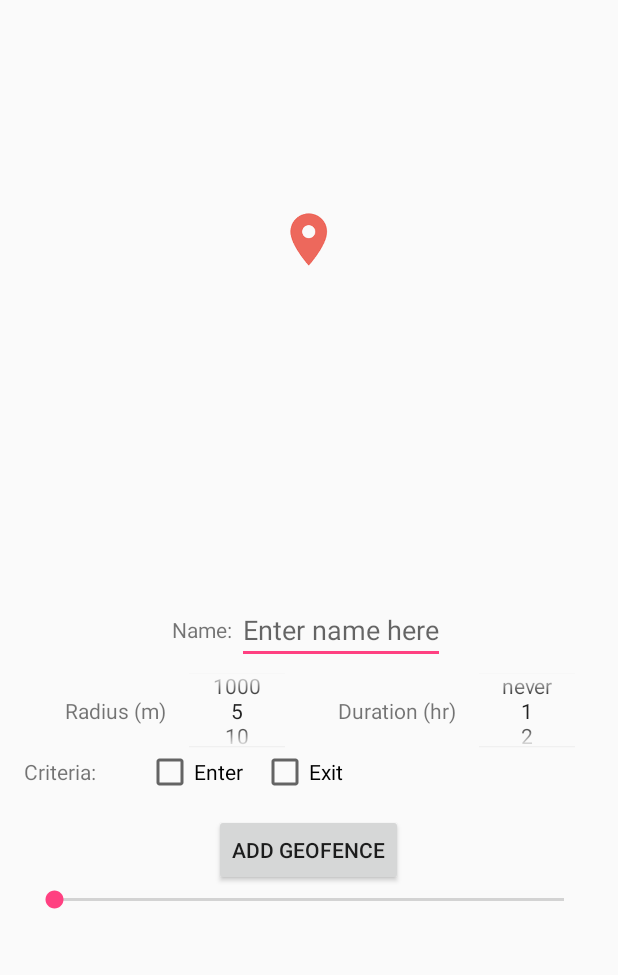
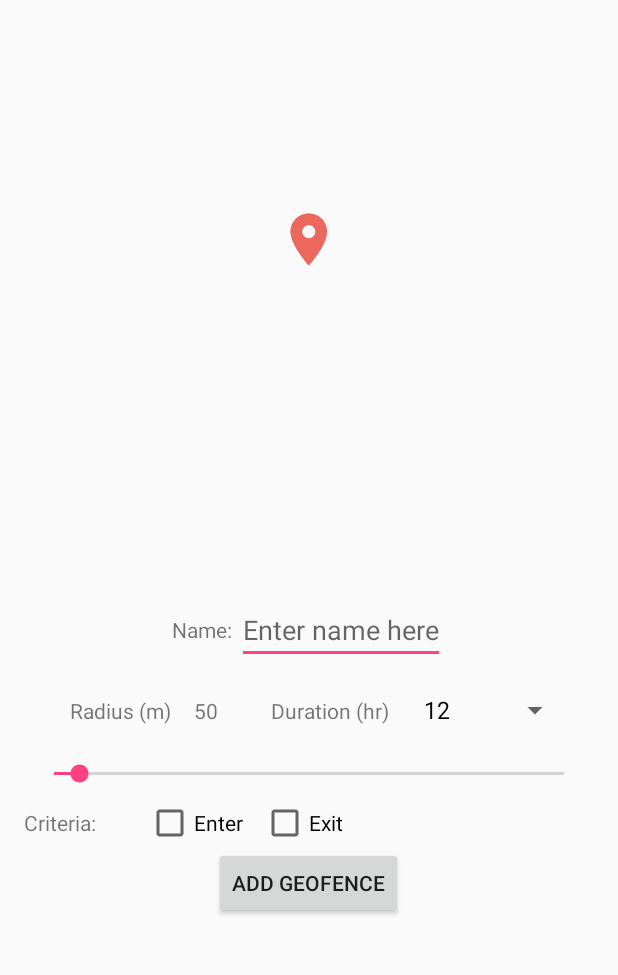
Before and after one commit to khash021/PassFence, an Android app: the AddGeofenceActivity screen opened directly, with no data from a screen before it, on a phone screen of 412 x 824 dp, the part 137-1112 px from its top. Run offline under Robolectric (Android 15) with nearby library versions, the phone set to English and light mode, and no system bars.

Commit message:
Change UI of add geofence. Spinner for duration, seekbar for radius

```diff
--- a/app/src/main/java/com/khashayarmortazavi/testgeofence/AddGeofenceActivity.java
+++ b/app/src/main/java/com/khashayarmortazavi/testgeofence/AddGeofenceActivity.java
@@ -9,11 +9,14 @@ import android.support.annotation.Nullable;
 import android.support.v7.app.AppCompatActivity;
 import android.util.Log;
 import android.view.View;
+import android.widget.AdapterView;
+import android.widget.ArrayAdapter;
 import android.widget.Button;
 import android.widget.CheckBox;
 import android.widget.EditText;
-import android.widget.NumberPicker;
 import android.widget.SeekBar;
+import android.widget.Spinner;
+import android.widget.TextView;
 import android.widget.Toast;
 
 import com.google.android.gms.common.ConnectionResult;
@@ -41,14 +44,11 @@ import com.google.android.gms.tasks.OnSuccessListener;
 import java.util.ArrayList;
 
 
-//TODO: convert times to millisec!!!!
-
 public class AddGeofenceActivity extends AppCompatActivity implements GoogleApiClient.ConnectionCallbacks,
         GoogleApiClient.OnConnectionFailedListener, ResultCallback<Status>, OnMapReadyCallback,
         GoogleMap.OnCameraIdleListener {
 
     private static final String TAG = AddGeofenceActivity.class.getSimpleName();
-    private static final long GEOFENCE_DURATION_MILLISEC = 43200000; //12 hours in millisec
 
 
     protected GoogleApiClient mGoogleApiClient;
@@ -57,19 +57,11 @@ public class AddGeofenceActivity extends AppCompatActivity implements GoogleApiC
     private GoogleMap mMap;
     private LatLng geoFenceLatLng;
 
-    private ArrayList<String> mGeofenceIdList;
-    private ArrayList<Geofence> mGeofenceList;
-
     //geofence stuff
     private float mRadius;
     private long mDuration;
     private EditText mNameText;
 
-    final String[] RADIUS_ENTRIES = {"5", "10", "25", "50", "100", "500", "1000"};
-    final String[] DURATION_ENTRIES = {"1", "2", "3", "5", "10", "12", "24", "never"};
-
-    //TODO: change duration to spinner
-    private NumberPicker mRadiusPicker, mDurationPicker;
     private CheckBox mBoxEnter, mBoxExit;
 
 
@@ -83,10 +75,6 @@ public class AddGeofenceActivity extends AppCompatActivity implements GoogleApiC
                 .findFragmentById(R.id.map);
         mapFragment.getMapAsync(this);
 
-        mGeofenceIdList = new ArrayList<>();
-
-
-        mGeofenceList = new ArrayList<Geofence>();
 
         // Kick off the request to build GoogleApiClient.
         buildGoogleApiClient();
@@ -105,40 +93,27 @@ public class AddGeofenceActivity extends AppCompatActivity implements GoogleApiC
 
         mNameText = findViewById(R.id.text_name);
 
-        //default values
-        mRadius = 50;
-        //(-1 is never)
-        mDuration = -1;
+        Spinner durationSpinner = findViewById(R.id.spinner_duration);
+        // Create an ArrayAdapter using the string array and a default spinner layout
+        ArrayAdapter<CharSequence> spinnerAdapter = ArrayAdapter.createFromResource(this,
+                R.array.spinner_duration_array, android.R.layout.simple_spinner_dropdown_item);
+        // Specify the layout to use when the list of choices appears
+        spinnerAdapter.setDropDownViewResource(android.R.layout.simple_spinner_dropdown_item);
+        // Apply the adapter to the spinner
+        durationSpinner.setAdapter(spinnerAdapter);
+        //initialized the array at 12 hours and set the radius to that
+        durationSpinner.setSelection(7);
+        mDuration = 12;
+        //set listener
+        durationSpinner.setOnItemSelectedListener(new AdapterView.OnItemSelectedListener() {
+            @Override
+            public void onItemSelected(AdapterView<?> parent, View view, int position, long id) {
+                setDuration(position);
 
-        //radius number picker
-        mRadiusPicker = findViewById(R.id.np_raduis);
-        mRadiusPicker.setMinValue(0);
-        mRadiusPicker.setMaxValue(RADIUS_ENTRIES.length - 1);
-        mRadiusPicker.setDisplayedValues(RADIUS_ENTRIES);
-        //if this is true, then it will keep spinning, false makes it stop at each end
-        mRadiusPicker.setWrapSelectorWheel(true);
-        mRadiusPicker.setOnValueChangedListener(new NumberPicker.OnValueChangeListener() {
+            }
+
             @Override
-            public void onValueChange(NumberPicker picker, int oldVal, int newVal) {
-                mRadius = Float.parseFloat(RADIUS_ENTRIES[newVal]);
-//                drawCircle();
-            }
-        });
-
-        //duration number picker
-        mDurationPicker = findViewById(R.id.np_duration);
-        mDurationPicker.setMinValue(0);
-        mDurationPicker.setMaxValue(DURATION_ENTRIES.length - 1);
-        mDurationPicker.setDisplayedValues(DURATION_ENTRIES);
-        mDurationPicker.setWrapSelectorWheel(true);
-        mDurationPicker.setOnValueChangedListener(new NumberPicker.OnValueChangeListener() {
-            @Override
-            public void onValueChange(NumberPicker picker, int oldVal, int newVal) {
-                if (newVal == 7) {
-                    mDuration = -1;
-                } else {
-                    mDuration = Long.parseLong(DURATION_ENTRIES[newVal]);
-                }
+            public void onNothingSelected(AdapterView<?> parent) {
 
             }
         });
@@ -149,15 +124,22 @@ public class AddGeofenceActivity extends AppCompatActivity implements GoogleApiC
         mBoxExit = findViewById(R.id.check_exit);
 
         SeekBar seekBar = findViewById(R.id.seek_bar);
+        //default at 50 meters
+        seekBar.setProgress(5);
+        mRadius = 50;
+        final TextView radiusTextView = findViewById(R.id.text_radius);
+        radiusTextView.setText("50");
         seekBar.setOnSeekBarChangeListener(new SeekBar.OnSeekBarChangeListener() {
             @Override
             public void onProgressChanged(SeekBar seekBar, int progress, boolean fromUser) {
-                if (progress < 1) {
-                    return;
-                }//if
-                mRadius = (float) progress * 10;
+                //set the radius to 5 if it is at the very beginning (0 progress), otherwise, multiply by 10
+                mRadius = (progress < 1) ? 5.0f : ((float) progress * 10);
                 //draw circle
                 drawCircle(geoFenceLatLng, mRadius);
+                //add the radius
+                String radius = String.valueOf(mRadius);
+                radius = radius.substring(0, radius.indexOf("."));
+                radiusTextView.setText(radius);
             }//onProgressChanged
 
             @Override
@@ -173,6 +155,11 @@ public class AddGeofenceActivity extends AppCompatActivity implements GoogleApiC
                 } else {
                     mRadius = (float) seekBar.getProgress() * 10;
                 }
+                //add the radius
+                String radiusString = String.valueOf(mRadius);
+                radiusString = radiusString.substring(0, radiusString.indexOf("."));
+                ((TextView) findViewById(R.id.text_radius)).setText(radiusString);
+
                 //add marker to center
                 if (geoFenceLatLng == null) {
                     Log.v(TAG, "location null");
@@ -198,6 +185,8 @@ public class AddGeofenceActivity extends AppCompatActivity implements GoogleApiC
 
 
     }//onCreate
+
+
 
     @Override
     public void onMapReady(GoogleMap map) {
@@ -296,7 +285,7 @@ public class AddGeofenceActivity extends AppCompatActivity implements GoogleApiC
     }//addFence
 
     //TODO: move all of this in the Fence class. just call getBuilder
-    private void addGeofence(Fence fence) {
+    private void addGeofence(final Fence fence) {
         //get the info from the fence
         String id = fence.getId();
         double lat = fence.getLatitude();
@@ -332,6 +321,7 @@ public class AddGeofenceActivity extends AppCompatActivity implements GoogleApiC
                                 public void onSuccess(Void aVoid) {
                                     Toast.makeText(getApplicationContext(), "Geofence added", Toast.LENGTH_SHORT).show();
                                     Log.v(TAG, "Geofence added");
+                                    fence.setActive(true);
                                     finish();
                                 }
                             })
@@ -423,82 +413,6 @@ public class AddGeofenceActivity extends AppCompatActivity implements GoogleApiC
         }//switch
     }//addGeofence
 
-    /**
-     * Helper method for adding geoFence
-     */
-    private void addGeofenceButtonHandler() {
-        Log.v(TAG, "addGeofenceButtonHandler called");
-        //check to make sure the client is connected
-        if (!mGoogleApiClient.isConnected()) {
-            Toast.makeText(this, getString(R.string.not_connected), Toast.LENGTH_SHORT).show();
-            return;
-        }
-
-        try {
-            //build geofence
-//            buildGeofenceFromHash();
-            mGeofencingClient.addGeofences(getGeofencingRequest(), getGeofencePendingIntent())
-                    .addOnSuccessListener(this, new OnSuccessListener<Void>() {
-                        @Override
-                        public void onSuccess(Void aVoid) {
-                            //geofence added
-                            Toast.makeText(getApplicationContext(), "Geofence added", Toast.LENGTH_SHORT).show();
-                            Log.v(TAG, "Geofence added");
-                        }
-                    })
-                    .addOnFailureListener(this, new OnFailureListener() {
-                        @Override
-                        public void onFailure(@NonNull Exception e) {
-                            //failed
-                            Toast.makeText(getApplicationContext(), "Error adding geofence", Toast.LENGTH_SHORT).show();
-                            Log.v(TAG, "Geofence adding failed", e);
-                        }
-                    });
-        } catch (SecurityException e) {
-            Log.e(TAG, "Security exception", e);
-        }
-
-    }//addGeofenceButtonHandler
-
-    //helper method for creating geofence
-    private void buildGeofence() {
-        Log.v(TAG, "buildGeofence called");
-        //get the radius from the picker
-        mRadius = Float.parseFloat(RADIUS_ENTRIES[mRadiusPicker.getValue()]);
-
-        //Create geofence objects
-        mGeofenceList.add(new Geofence.Builder()
-                //set ID
-                .setRequestId(mGeofenceIdList.get(0))
-                //set region and radius
-                .setCircularRegion(49.235675, -123.057118, mRadius) //ASCS
-//                .setCircularRegion(49.235675, -123.057118, Constants.RADIUS_IN_METERS) //ASCS
-//                .setCircularRegion(37.421997, -122.084007, RADIUS_IN_METERS) //Google (emulator)
-                //set expiary
-                .setExpirationDuration(Geofence.NEVER_EXPIRE)
-//                .setExpirationDuration(GEOFENCE_DURATION_MILLISEC)
-                //set transition type
-                .setTransitionTypes(Geofence.GEOFENCE_TRANSITION_ENTER |
-                        Geofence.GEOFENCE_TRANSITION_EXIT)
-                .build());
-
-    }//buildGeofence
-
-    //helper method for building the geofence request
-    private GeofencingRequest getGeofencingRequest() {
-        Log.v(TAG, "getGeofencingRequest called");
-
-        //create builder
-        GeofencingRequest.Builder builder = new GeofencingRequest.Builder();
-        //The INITIAL_TRIGGER_ENTER means that geofencing service should trigger a
-        // GEOFENCE_TRANSITION_ENTER notification when the geodence is added and if the device
-        //is already in that geofence
-        builder.setInitialTrigger(GeofencingRequest.INITIAL_TRIGGER_ENTER);
-        //add the geofences to be monitored (our list that we made)
-        builder.addGeofences(mGeofenceList);
-        return builder.build();
-    }//getGeofencingRequest
-
     //helper method to define a PendingIntent that starts an IntentService
     private PendingIntent getGeofencePendingIntent() {
         Log.v(TAG, "getGeofencePendingIntent called");
@@ -531,6 +445,42 @@ public class AddGeofenceActivity extends AppCompatActivity implements GoogleApiC
         }
 
     }//onResult
+
+    private void setDuration(int index) {
+        String[] durationArray = getResources().getStringArray(R.array.spinner_duration_array);
+        switch (index) {
+            case 0:
+                mDuration = Long.parseLong(durationArray[0]);
+                break;
+            case 1:
+                mDuration = Long.parseLong(durationArray[1]);
+                break;
+            case 2:
+                mDuration = Long.parseLong(durationArray[2]);
+                break;
+            case 3:
+                mDuration = Long.parseLong(durationArray[3]);
+                break;
+            case 4:
+                mDuration = Long.parseLong(durationArray[4]);
+                break;
+            case 5:
+                mDuration = Long.parseLong(durationArray[5]);
+                break;
+            case 6:
+                mDuration = Long.parseLong(durationArray[6]);
+                break;
+            case 7:
+                mDuration = Long.parseLong(durationArray[7]);
+                break;
+            case 8:
+                mDuration = Long.parseLong(durationArray[8]);
+                break;
+            case 9:
+                mDuration = -1;
+                break;
+        }//switch
+    }//setDuration
 
 
     protected synchronized void buildGoogleApiClient() {
--- a/app/src/main/res/layout/activity_add_geofence.xml
+++ b/app/src/main/res/layout/activity_add_geofence.xml
@@ -56,6 +56,7 @@
 
         </LinearLayout>
 
+
         <LinearLayout
             android:layout_width="match_parent"
             android:layout_height="wrap_content"
@@ -70,16 +71,15 @@
                 android:orientation="horizontal">
 
                 <TextView
-                    android:id="@+id/text_radius"
                     android:layout_width="wrap_content"
                     android:layout_height="wrap_content"
                     android:layout_margin="15dp"
                     android:text="Radius (m)" />
 
-                <NumberPicker
-                    android:id="@+id/np_raduis"
+                <TextView
+                    android:id="@+id/text_radius"
                     android:layout_width="wrap_content"
-                    android:layout_height="match_parent" />
+                    android:layout_height="wrap_content" />
 
             </LinearLayout>
 
@@ -97,14 +97,24 @@
                     android:layout_margin="15dp"
                     android:text="Duration (hr)" />
 
-                <NumberPicker
-                    android:id="@+id/np_duration"
+                <Spinner
+                    android:id="@+id/spinner_duration"
                     android:layout_width="wrap_content"
-                    android:layout_height="match_parent" />
+                    android:layout_height="wrap_content"/>
 
             </LinearLayout>
 
+
         </LinearLayout>
+
+        <android.support.v7.widget.AppCompatSeekBar
+            android:id="@+id/seek_bar"
+            android:layout_width="match_parent"
+            android:layout_height="wrap_content"
+            android:layout_marginBottom="8dp"
+            android:layout_marginLeft="20dp"
+            android:layout_marginRight="20dp"
+            android:layout_marginTop="8dp" />
 
         <RelativeLayout
             android:layout_width="match_parent"
@@ -114,26 +124,27 @@
                 android:id="@+id/text_criteria"
                 android:layout_width="wrap_content"
                 android:layout_height="wrap_content"
-                android:text="Criteria: "
+                android:layout_alignParentLeft="true"
                 android:layout_centerVertical="true"
-                android:layout_alignParentLeft="true"
-                android:layout_marginLeft="16dp"/>
+                android:layout_marginLeft="16dp"
+                android:text="Criteria: " />
 
             <CheckBox
                 android:id="@+id/check_enter"
                 android:layout_width="wrap_content"
                 android:layout_height="wrap_content"
-                android:text="Enter"
+                android:layout_marginLeft="30dp"
+                android:layout_marginRight="12dp"
                 android:layout_toEndOf="@+id/text_criteria"
-                android:layout_marginLeft="30dp"
-                android:layout_marginRight="12dp"/>
+                android:text="Enter" />
+
             <CheckBox
                 android:id="@+id/check_exit"
                 android:layout_width="wrap_content"
                 android:layout_height="wrap_content"
-                android:text="Exit"
                 android:layout_alignBaseline="@+id/check_enter"
-                android:layout_toEndOf="@+id/check_enter"/>
+                android:layout_toEndOf="@+id/check_enter"
+                android:text="Exit" />
 
         </RelativeLayout>
 
@@ -142,7 +153,6 @@
             android:layout_width="match_parent"
             android:layout_height="wrap_content"
             android:gravity="center"
-            android:layout_marginTop="12dp"
             android:orientation="horizontal">
 
             <Button
@@ -153,16 +163,8 @@
 
         </LinearLayout>
 
-        <android.support.v7.widget.AppCompatSeekBar
-            android:id="@+id/seek_bar"
-            android:layout_width="match_parent"
-            android:layout_height="wrap_content"
-            android:layout_marginRight="20dp"
-            android:layout_marginLeft="20dp"/>
 
     </LinearLayout>
 
 
-
-
 </LinearLayout>
--- /dev/null
+++ b/app/src/main/res/values/arrays.xml
@@ -0,0 +1,17 @@
+<?xml version="1.0" encoding="utf-8"?>
+<resources>
+
+    <string-array name="spinner_duration_array">
+        <item>1</item>
+        <item>2</item>
+        <item>3</item>
+        <item>4</item>
+        <item>5</item>
+        <item>8</item>
+        <item>10</item>
+        <item>12</item>
+        <item>24</item>
+        <item>Never</item>
+    </string-array>
+
+</resources>
--- a/build.gradle
+++ b/build.gradle
@@ -7,7 +7,7 @@ buildscript {
         jcenter()
     }
     dependencies {
-        classpath 'com.android.tools.build:gradle:3.0.1'
+        classpath 'com.android.tools.build:gradle:3.1.2'
 
 
         // NOTE: Do not place your application dependencies here; they belong
```
